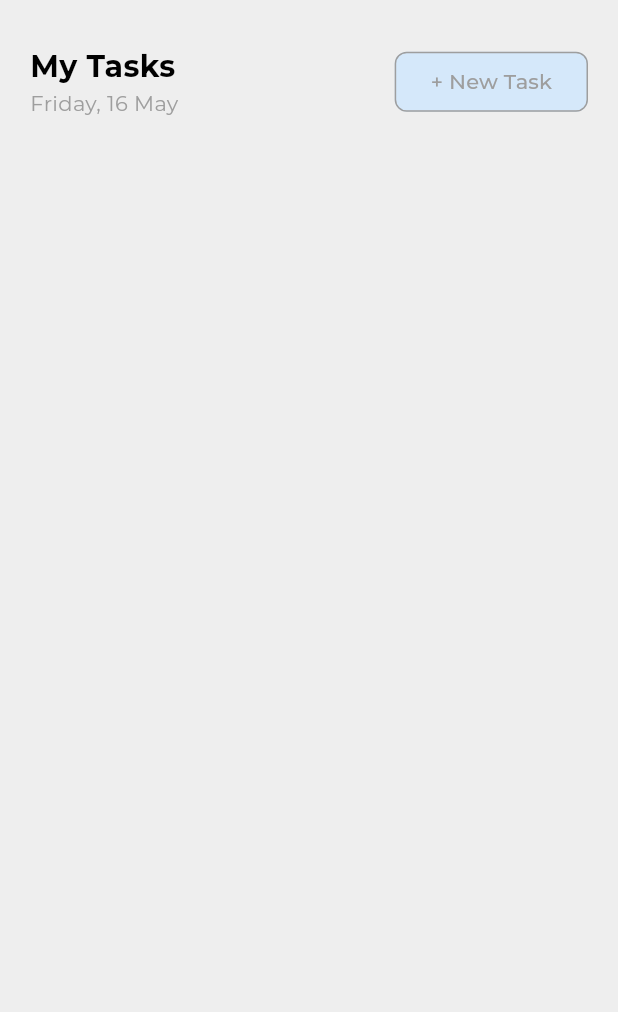
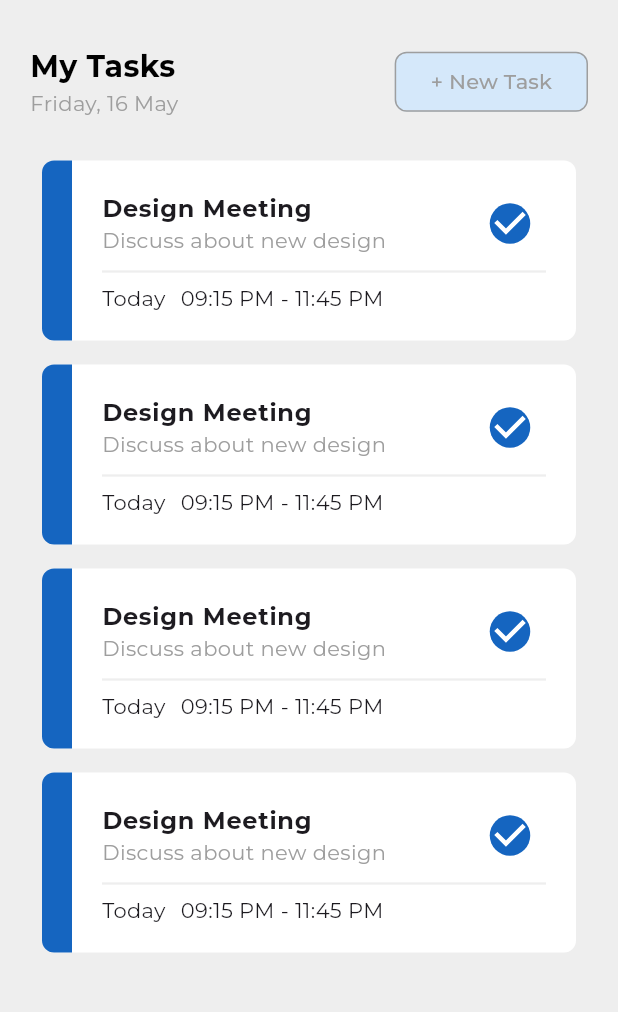
Before and after one commit to manuelduarte077/todo_firestore, a Flutter app: the screen it shows after launch, on a phone screen of 412 x 824 dp, the part 84-1096 px from its top. Run offline on Flutter 3.47's test engine with Material 2 defaults, Android fonts, the phone set to English and light mode, and no system bars; our stand-ins replace flutter_riverpod, google_fonts.

Commit message:
create ui task screen

```diff
--- a/lib/features/list_task/screens/task_screen.dart
+++ b/lib/features/list_task/screens/task_screen.dart
@@ -22,14 +22,26 @@ class ListTaskScreen extends StatelessWidget {
 
   @override
   Widget build(BuildContext context) {
-    return const SingleChildScrollView(
+    return SingleChildScrollView(
       child: Padding(
-        padding: EdgeInsets.symmetric(horizontal: 20, vertical: 10),
+        padding: const EdgeInsets.symmetric(horizontal: 20, vertical: 10),
         child: Column(
           children: [
-            SizedBox(height: 20),
-            HeaderListTask(),
-            SizedBox(height: 20),
+            const SizedBox(height: 20),
+            const HeaderListTask(),
+
+            // Card List Task
+            const SizedBox(height: 20),
+            ListView.builder(
+              itemCount: 4,
+              shrinkWrap: true,
+              itemBuilder: (context, index) {
+                return const Padding(
+                  padding: EdgeInsets.all(8.0),
+                  child: CardTodoListWidget(),
+                );
+              },
+            )
           ],
         ),
       ),
--- /dev/null
+++ b/lib/features/list_task/widgets/card_todo_list.dart
@@ -0,0 +1,90 @@
+import 'package:flutter/material.dart';
+
+class CardTodoListWidget extends StatelessWidget {
+  const CardTodoListWidget({super.key});
+
+  @override
+  Widget build(BuildContext context) {
+    return Container(
+      width: double.infinity,
+      height: 120,
+      decoration: BoxDecoration(
+        color: Colors.white,
+        borderRadius: BorderRadius.circular(8),
+      ),
+      child: Row(
+        children: [
+          Container(
+            width: 20,
+            decoration: BoxDecoration(
+              color: Colors.blue.shade800,
+              borderRadius: const BorderRadius.only(
+                topLeft: Radius.circular(8),
+                bottomLeft: Radius.circular(8),
+              ),
+            ),
+          ),
+
+          /// Content
+          Expanded(
+            child: Padding(
+              padding: const EdgeInsets.symmetric(horizontal: 20),
+              child: Column(
+                crossAxisAlignment: CrossAxisAlignment.start,
+                mainAxisAlignment: MainAxisAlignment.center,
+                children: [
+                  ListTile(
+                    contentPadding: EdgeInsets.zero,
+                    title: const Text(
+                      'Design Meeting',
+                      style: TextStyle(
+                        fontSize: 16,
+                        fontWeight: FontWeight.bold,
+                      ),
+                    ),
+                    subtitle: const Text(
+                      'Discuss about new design',
+                      style: TextStyle(
+                        fontSize: 14,
+                        color: Colors.grey,
+                      ),
+                    ),
+                    trailing: Transform.scale(
+                      scale: 1.5,
+                      child: Checkbox(
+                        activeColor: Colors.blue.shade800,
+                        shape: const CircleBorder(),
+                        value: true,
+                        onChanged: (value) {},
+                      ),
+                    ),
+                  ),
+
+                  /// Button Content
+                  Transform.translate(
+                    offset: const Offset(0, -12),
+                    child: Column(
+                      children: [
+                        Divider(
+                          thickness: 1.5,
+                          color: Colors.grey.shade200,
+                        ),
+                        const Row(
+                          children: [
+                            Text('Today'),
+                            SizedBox(width: 10),
+                            Text('09:15 PM - 11:45 PM')
+                          ],
+                        )
+                      ],
+                    ),
+                  )
+                ],
+              ),
+            ),
+          )
+        ],
+      ),
+    );
+  }
+}
--- a/lib/features/list_task/widgets/widgets.dart
+++ b/lib/features/list_task/widgets/widgets.dart
@@ -1,5 +1,5 @@
+export 'package:todo_firestore/features/list_task/widgets/card_todo_list.dart';
 export 'package:todo_firestore/features/list_task/widgets/date_time_widget.dart';
-
 export 'package:todo_firestore/features/list_task/widgets/radio_widget.dart';
 export 'package:todo_firestore/features/list_task/widgets/textfield_widget.dart';
 export 'package:todo_firestore/features/list_task/widgets/custom_appbar.dart';
```
